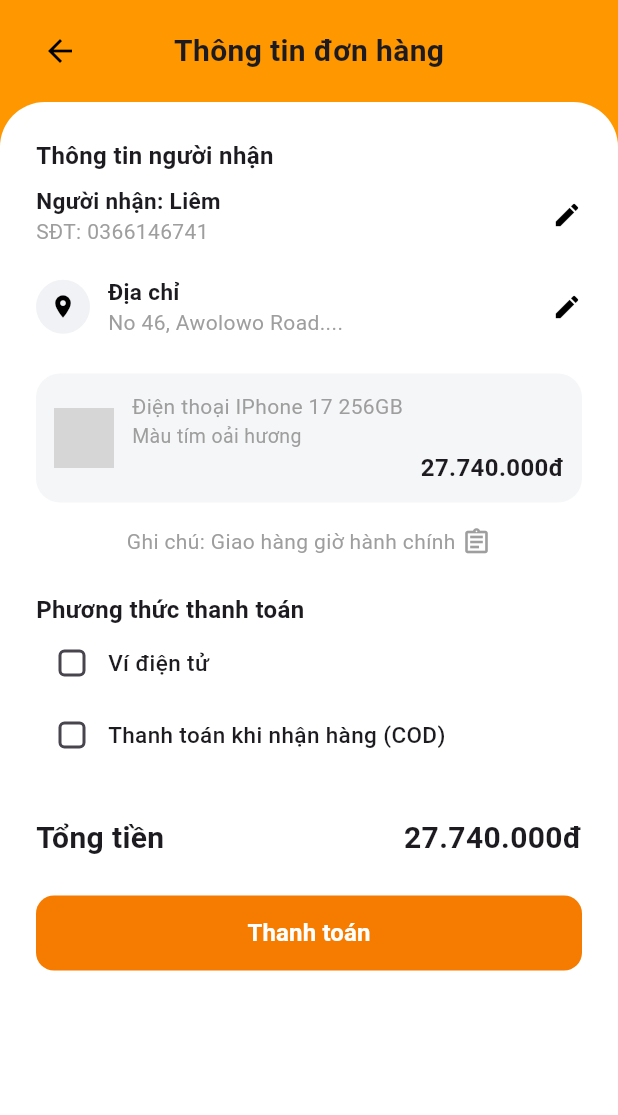
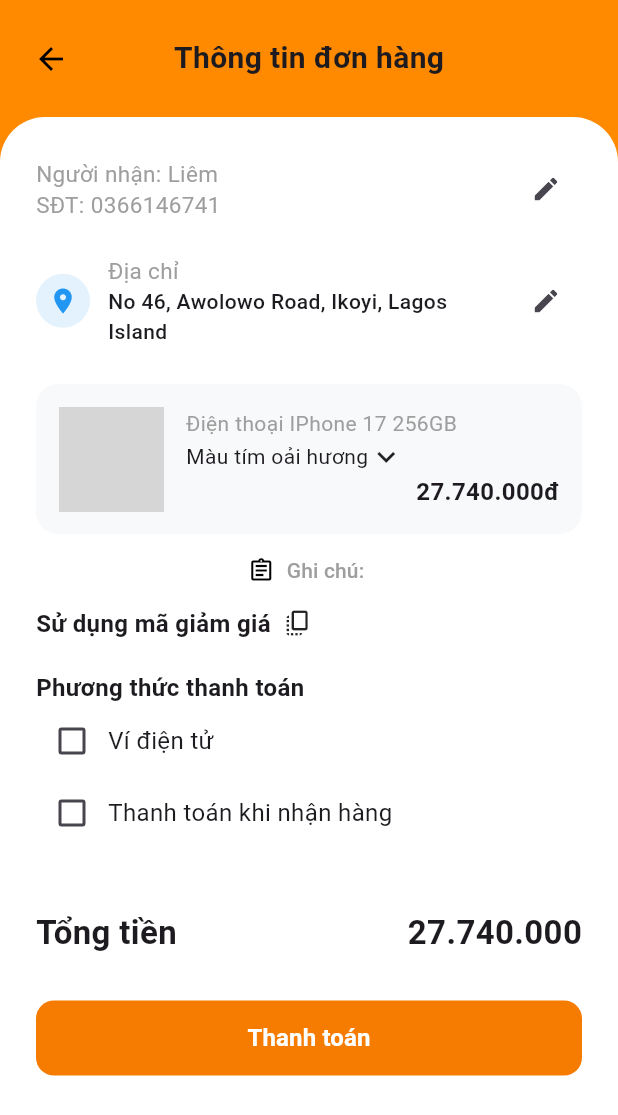
Before and after one commit to 0306231304-cmyk/CHBDT, a Flutter app: the screen it shows after launch, on a phone screen of 412 x 824 dp. Shown: the top 1115 px of the screen. Run offline on Flutter 3.47's test engine with Material 3 defaults, Android fonts, the phone set to English and light mode, and no system bars; our stand-ins replace shared_preferences; grey boxes are pictures that could not be loaded.

Commit message:
code chức nang thanh toán ok

```diff
--- a/flutter_application_f4_mobile/lib/Model/order_model.dart
+++ b/flutter_application_f4_mobile/lib/Model/order_model.dart
@@ -3,7 +3,7 @@ class OrderItem {
   final String name;
   final String? variant;
   final int price;
-  int quantity; // Cho phép sửa để tăng giảm số lượng
+  int quantity;
   final String image;
 
   int get totalPrice => price * quantity;
@@ -19,12 +19,10 @@ class OrderItem {
 }
 
 class OrderModel {
-  // BỎ 'final' ở 4 dòng này để có thể cập nhật dữ liệu khi bấm nút Sửa
   String receiverName;
   String phoneNumber;
   String address;
   String? note;
-
   final List<OrderItem> items;
   bool isTransferData;
   bool isExportInvoice;
--- a/flutter_application_f4_mobile/lib/View/checkout_screen.dart
+++ b/flutter_application_f4_mobile/lib/View/checkout_screen.dart
@@ -12,10 +12,15 @@ class CheckoutScreen extends StatefulWidget {
 }
 
 class _CheckoutScreenState extends State<CheckoutScreen> {
-  // Khởi tạo OrderModel (Đảm bảo file order_model.dart đã bỏ 'final' cho các trường này)
   late OrderModel myOrder;
   bool _isEWallet = false;
   bool _isCOD = false;
+
+  // Logic Mã giảm giá
+  String _appliedCode = "";
+  int _discount = 0;
+  final int _promoLimit = 10;
+  int _promoUsed = 8; // Giả định đã dùng 8/10 suất
 
   @override
   void initState() {
@@ -23,7 +28,8 @@ class _CheckoutScreenState extends State<CheckoutScreen> {
     myOrder = OrderModel(
       receiverName: "Liêm",
       phoneNumber: "0366146741",
-      address: "No 46, Awolowo Road....",
+      address: "No 46, Awolowo Road, Ikoyi, Lagos Island",
+      note: "",
       items: [
         OrderItem(
           id: "ip17",
@@ -35,48 +41,27 @@ class _CheckoutScreenState extends State<CheckoutScreen> {
         ),
       ],
       totalAmount: 27740000,
-      note: "Giao hàng giờ hành chính",
     );
   }
 
-  // --- HÀM ĐỊNH DẠNG GIÁ TIỀN ---
-  String _formatPrice(int price) {
-    return "${price.toString().replaceAllMapped(RegExp(r'(\d{1,3})(?=(\d{3})+(?!\d))'), (Match m) => '${m[1]}.')}đ";
-  }
+  String _formatPrice(int price) =>
+      "${price.toString().replaceAllMapped(RegExp(r'(\d{1,3})(?=(\d{3})+(?!\d))'), (Match m) => '${m[1]}.')}đ";
 
-  // --- HÀM HIỂN THỊ BẢNG NHẬP LIỆU (BOTTOM SHEET) ---
-  void _showEditSheet({
-    required String title,
-    required List<TextEditingController> controllers,
-    required List<String> labels,
-    required VoidCallback onSave,
-  }) {
+  // --- HÀM SỬA THÔNG TIN ---
+  void _showEditSheet({required String title, required List<Widget> fields, required VoidCallback onSave}) {
     showModalBottomSheet(
       context: context,
       isScrollControlled: true,
       shape: const RoundedRectangleBorder(borderRadius: BorderRadius.vertical(top: Radius.circular(20))),
       builder: (context) => Padding(
-        padding: EdgeInsets.only(
-          bottom: MediaQuery.of(context).viewInsets.bottom,
-          left: 20, right: 20, top: 20,
-        ),
+        padding: EdgeInsets.only(bottom: MediaQuery.of(context).viewInsets.bottom, left: 20, right: 20, top: 20),
         child: Column(
           mainAxisSize: MainAxisSize.min,
           children: [
             Text(title, style: const TextStyle(fontWeight: FontWeight.bold, fontSize: 18)),
-            const SizedBox(height: 10),
-            ...List.generate(controllers.length, (index) => TextField(
-              controller: controllers[index],
-              decoration: InputDecoration(labelText: labels[index]),
-            )),
+            ...fields,
             const SizedBox(height: 20),
-            CustomButton(
-              text: "Lưu",
-              onPressed: () {
-                onSave();
-                Navigator.pop(context);
-              },
-            ),
+            CustomButton(text: "Xác nhận", onPressed: () { onSave(); Navigator.pop(context); }),
             const SizedBox(height: 20),
           ],
         ),
@@ -84,21 +69,47 @@ class _CheckoutScreenState extends State<CheckoutScreen> {
     );
   }
 
+  // --- LOGIC MÃ GIẢM GIÁ ---
+  void _checkPromoCode(String code) {
+    DateTime now = DateTime.now(); // Hiện tại là 06/01/2026
+    if (code.trim().toUpperCase() == "GIAM500K") {
+      if (now.year != 2026) {
+        _showNotify("Mã chỉ hiệu lực trong năm 2026");
+      } else if (_promoUsed >= _promoLimit) {
+        _showNotify("Mã đã hết lượt dùng (Giới hạn 10 người)");
+      } else {
+        setState(() { _appliedCode = "GIAM500K"; _discount = 500000; });
+        _showNotify("Áp dụng thành công! Giảm 500.000đ");
+      }
+    } else {
+      _showNotify("Mã không hợp lệ");
+    }
+  }
+
+  void _showNotify(String msg) => ScaffoldMessenger.of(context).showSnackBar(SnackBar(content: Text(msg)));
+
   @override
   Widget build(BuildContext context) {
-    // Biến kiểm tra điều kiện để bật/tắt nút thanh toán
-    bool canPay = _isEWallet || _isCOD;
+    int finalPrice = myOrder.totalAmount - _discount;
 
     return Scaffold(
-      backgroundColor: AppColors.backgroundOrange,
+      backgroundColor: const Color(0xFFFF8A00),
       body: SafeArea(
-        bottom: false,
         child: Column(
           children: [
-            _buildHeader(context),
+            // Header
+            Padding(
+              padding: const EdgeInsets.symmetric(horizontal: 10, vertical: 15),
+              child: Row(
+                children: [
+                  IconButton(icon: const Icon(Icons.arrow_back, color: Colors.black), onPressed: () => Navigator.pop(context)),
+                  const Expanded(child: Center(child: Text("Thông tin đơn hàng", style: TextStyle(fontSize: 20, fontWeight: FontWeight.bold)))),
+                  const SizedBox(width: 48),
+                ],
+              ),
+            ),
             Expanded(
               child: Container(
-                width: double.infinity,
                 decoration: const BoxDecoration(
                   color: Colors.white,
                   borderRadius: BorderRadius.only(topLeft: Radius.circular(30), topRight: Radius.circular(30)),
@@ -108,109 +119,54 @@ class _CheckoutScreenState extends State<CheckoutScreen> {
                   child: Column(
                     crossAxisAlignment: CrossAxisAlignment.start,
                     children: [
-                      // 1. Thông tin người nhận
-                      _buildSectionTitle("Thông tin người nhận"),
-                      _buildInfoTile(
-                        title: "Người nhận: ${myOrder.receiverName}",
-                        subtitle: "SĐT: ${myOrder.phoneNumber}",
-                        onEdit: () {
-                          TextEditingController nameCtrl = TextEditingController(text: myOrder.receiverName);
-                          TextEditingController phoneCtrl = TextEditingController(text: myOrder.phoneNumber);
-                          _showEditSheet(
-                            title: "Sửa thông tin",
-                            controllers: [nameCtrl, phoneCtrl],
-                            labels: ["Tên người nhận", "Số điện thoại"],
-                            onSave: () => setState(() {
-                              myOrder.receiverName = nameCtrl.text;
-                              myOrder.phoneNumber = phoneCtrl.text;
-                            }),
-                          );
-                        },
+                      // Người nhận
+                      _buildInfoRow(
+                        "Người nhận: ${myOrder.receiverName}\nSĐT: ${myOrder.phoneNumber}",
+                        null, Icons.edit, () {
+                          TextEditingController n = TextEditingController(text: myOrder.receiverName);
+                          TextEditingController p = TextEditingController(text: myOrder.phoneNumber);
+                          _showEditSheet(title: "Sửa người nhận", fields: [
+                            TextField(controller: n, decoration: const InputDecoration(labelText: "Tên")),
+                            TextField(controller: p, decoration: const InputDecoration(labelText: "SĐT"), keyboardType: TextInputType.phone),
+                          ], onSave: () => setState(() { myOrder.receiverName = n.text; myOrder.phoneNumber = p.text; }));
+                        }
                       ),
                       const SizedBox(height: 20),
-
-                      // 2. Địa chỉ
-                      _buildInfoTile(
-                        title: "Địa chỉ",
-                        subtitle: myOrder.address,
-                        icon: Icons.location_on,
-                        onEdit: () {
-                          TextEditingController addrCtrl = TextEditingController(text: myOrder.address);
-                          _showEditSheet(
-                            title: "Sửa địa chỉ",
-                            controllers: [addrCtrl],
-                            labels: ["Địa chỉ mới"],
-                            onSave: () => setState(() => myOrder.address = addrCtrl.text),
-                          );
+                      // Địa chỉ
+                      _buildInfoRow(
+                        "Địa chỉ", myOrder.address, Icons.edit, () {
+                          TextEditingController a = TextEditingController(text: myOrder.address);
+                          _showEditSheet(title: "Sửa địa chỉ", fields: [
+                            TextField(controller: a, decoration: const InputDecoration(labelText: "Địa chỉ mới"), maxLines: 2),
+                          ], onSave: () => setState(() => myOrder.address = a.text));
                         },
+                        leadingIcon: Icons.location_on
                       ),
-                      const SizedBox(height: 24),
-
-                      // 3. Sản phẩm
-                      _buildProductItem(myOrder.items[0]),
-                      const SizedBox(height: 16),
-
-                      // Ghi chú
-                      InkWell(
-                        onTap: () {
-                          TextEditingController noteCtrl = TextEditingController(text: myOrder.note);
-                          _showEditSheet(
-                            title: "Ghi chú đơn hàng",
-                            controllers: [noteCtrl],
-                            labels: ["Nhập ghi chú"],
-                            onSave: () => setState(() => myOrder.note = noteCtrl.text),
-                          );
-                        },
-                        child: Row(
-                          mainAxisAlignment: MainAxisAlignment.center,
-                          children: [
-                            Text("Ghi chú: ${myOrder.note ?? ""}", style: const TextStyle(color: Colors.grey)),
-                            const SizedBox(width: 4),
-                            const Icon(Icons.assignment_outlined, size: 20, color: Colors.grey),
-                          ],
-                        ),
-                      ),
-                      const SizedBox(height: 24),
-
-                      // 4. Phương thức thanh toán
+                      const SizedBox(height: 25),
+                      // Sản phẩm
+                      _buildProductCard(),
+                      // Ghi chú (Đã sửa để hoạt động)
+                      _buildNoteSection(),
+                      // Mã giảm giá
+                      _buildPromoSection(),
+                      const SizedBox(height: 20),
                       const Text("Phương thức thanh toán", style: TextStyle(fontWeight: FontWeight.bold, fontSize: 16)),
-                      _buildCheckboxTile("Ví điện tử", _isEWallet, (val) {
-                        setState(() {
-                          _isEWallet = val!;
-                          if (_isEWallet) _isCOD = false;
-                        });
-                      }),
-                      _buildCheckboxTile("Thanh toán khi nhận hàng (COD)", _isCOD, (val) {
-                        setState(() {
-                          _isCOD = val!;
-                          if (_isCOD) _isEWallet = false;
-                        });
-                      }),
-                      const SizedBox(height: 30),
-
-                      // 5. Tổng tiền
+                      _buildPayCheck("Ví điện tử", _isEWallet, (v) => setState(() { _isEWallet = v!; if(v) _isCOD = false; })),
+                      _buildPayCheck("Thanh toán khi nhận hàng", _isCOD, (v) => setState(() { _isCOD = v!; if(v) _isEWallet = false; })),
+                      const SizedBox(height: 40),
+                      // Tổng tiền
                       Row(
                         mainAxisAlignment: MainAxisAlignment.spaceBetween,
                         children: [
-                          const Text("Tổng tiền", style: TextStyle(fontSize: 20, fontWeight: FontWeight.bold)),
-                          Text(_formatPrice(myOrder.totalAmount), style: const TextStyle(fontSize: 20, fontWeight: FontWeight.bold)),
+                          const Text("Tổng tiền", style: TextStyle(fontSize: 22, fontWeight: FontWeight.bold)),
+                          Text(_formatPrice(finalPrice).replaceAll('đ', ''), style: const TextStyle(fontSize: 22, fontWeight: FontWeight.bold)),
                         ],
                       ),
-                      const SizedBox(height: 24),
-
-                      // 6. Nút Thanh toán (Đã sửa lỗi Argument Type)
-                      CustomButton(
-                        text: "Thanh toán",
-                        onPressed: () {
-                          if (canPay) {
-                            Navigator.push(context, MaterialPageRoute(builder: (context) => const ThanhToanOkScreen()));
-                          } else {
-                            ScaffoldMessenger.of(context).showSnackBar(
-                              const SnackBar(content: Text("Vui lòng chọn phương thức thanh toán!")),
-                            );
-                          }
-                        },
-                      ),
+                      const SizedBox(height: 30),
+                      CustomButton(text: "Thanh toán", onPressed: () {
+                        if (_isEWallet || _isCOD) Navigator.push(context, MaterialPageRoute(builder: (context) => const ThanhToanOkScreen()));
+                        else _showNotify("Vui lòng chọn phương thức thanh toán!");
+                      }),
                     ],
                   ),
                 ),
@@ -222,87 +178,75 @@ class _CheckoutScreenState extends State<CheckoutScreen> {
     );
   }
 
-  // --- WIDGETS PHỤ ---
+  Widget _buildInfoRow(String title, String? sub, IconData icon, VoidCallback onTap, {IconData? leadingIcon}) {
+    return Row(
+      children: [
+        if (leadingIcon != null) ...[
+          CircleAvatar(radius: 18, backgroundColor: const Color(0xFFE3F2FD), child: Icon(leadingIcon, color: const Color(0xFF2196F3), size: 20)),
+          const SizedBox(width: 12),
+        ],
+        Expanded(child: Column(crossAxisAlignment: CrossAxisAlignment.start, children: [
+          Text(title, style: const TextStyle(color: Colors.grey, fontSize: 15)),
+          if (sub != null) Text(sub, style: const TextStyle(fontWeight: FontWeight.w500)),
+        ])),
+        IconButton(icon: Icon(icon, size: 20), onPressed: onTap),
+      ],
+    );
+  }
 
-  Widget _buildHeader(BuildContext context) {
-    return Padding(
-      padding: const EdgeInsets.symmetric(horizontal: 16, vertical: 10),
-      child: Stack(
-        alignment: Alignment.center,
-        children: [
-          Align(
-            alignment: Alignment.centerLeft,
-            child: IconButton(icon: const Icon(Icons.arrow_back, color: Colors.black), onPressed: () => Navigator.pop(context)),
-          ),
-          const Text("Thông tin đơn hàng", style: TextStyle(fontSize: 20, fontWeight: FontWeight.bold)),
-        ],
+  Widget _buildProductCard() {
+    var item = myOrder.items[0];
+    return Container(
+      padding: const EdgeInsets.all(15),
+      decoration: BoxDecoration(color: const Color(0xFFF8F9FA), borderRadius: BorderRadius.circular(15)),
+      child: Row(children: [
+        Image.asset(item.image, width: 70, height: 70),
+        const SizedBox(width: 15),
+        Expanded(child: Column(crossAxisAlignment: CrossAxisAlignment.start, children: [
+          Text(item.name, style: const TextStyle(color: Colors.grey, fontSize: 14)),
+          Row(children: [Text(item.variant ?? ""), const Icon(Icons.keyboard_arrow_down)]),
+          Align(alignment: Alignment.bottomRight, child: Text(_formatPrice(item.price), style: const TextStyle(fontWeight: FontWeight.bold, fontSize: 16))),
+        ])),
+      ]),
+    );
+  }
+
+  Widget _buildNoteSection() {
+    return Center(
+      child: TextButton.icon(
+        onPressed: () {
+          TextEditingController n = TextEditingController(text: myOrder.note);
+          _showEditSheet(title: "Ghi chú đơn hàng", fields: [
+            TextField(controller: n, decoration: const InputDecoration(hintText: "Nhập lưu ý..."), maxLines: 2),
+          ], onSave: () => setState(() => myOrder.note = n.text));
+        },
+        icon: const Icon(Icons.assignment_outlined, color: Colors.black),
+        label: Text(myOrder.note!.isEmpty ? "Ghi chú:" : "Ghi chú: ${myOrder.note}", style: const TextStyle(color: Colors.grey)),
       ),
     );
   }
 
-  Widget _buildSectionTitle(String title) {
-    return Padding(padding: const EdgeInsets.only(bottom: 8), child: Text(title, style: const TextStyle(fontWeight: FontWeight.bold, fontSize: 16)));
-  }
-
-  Widget _buildInfoTile({required String title, required String subtitle, IconData? icon, required VoidCallback onEdit}) {
+  Widget _buildPromoSection() {
     return InkWell(
-      onTap: onEdit,
-      child: Row(
-        children: [
-          if (icon != null) ...[
-            CircleAvatar(radius: 18, backgroundColor: const Color(0xFFF0F2F5), child: Icon(icon, color: Colors.black, size: 18)),
-            const SizedBox(width: 12),
-          ],
-          Expanded(
-            child: Column(
-              crossAxisAlignment: CrossAxisAlignment.start,
-              children: [
-                Text(title, style: const TextStyle(fontWeight: FontWeight.bold, fontSize: 15)),
-                Text(subtitle, style: const TextStyle(color: Colors.grey, fontSize: 14)),
-              ],
-            ),
-          ),
-          const Icon(Icons.edit, size: 20, color: Colors.black),
-        ],
-      ),
+      onTap: () {
+        TextEditingController c = TextEditingController();
+        showDialog(context: context, builder: (context) => AlertDialog(
+          title: const Text("Nhập mã GIAM500K"),
+          content: TextField(controller: c, decoration: const InputDecoration(hintText: "Mã giảm giá")),
+          actions: [TextButton(onPressed: () => Navigator.pop(context), child: const Text("Hủy")), TextButton(onPressed: () { _checkPromoCode(c.text); Navigator.pop(context); }, child: const Text("Áp dụng"))],
+        ));
+      },
+      child: Row(children: [
+        const Text("Sử dụng mã giảm giá", style: TextStyle(fontWeight: FontWeight.bold, fontSize: 16)),
+        const SizedBox(width: 8),
+        const Icon(Icons.copy_all, size: 20),
+        const Spacer(),
+        if (_appliedCode.isNotEmpty) Text(_appliedCode, style: const TextStyle(color: Colors.orange, fontWeight: FontWeight.bold)),
+      ]),
     );
   }
 
-  Widget _buildProductItem(OrderItem item) {
-    return Container(
-      padding: const EdgeInsets.all(12),
-      decoration: BoxDecoration(color: const Color(0xFFF5F6F8), borderRadius: BorderRadius.circular(16)),
-      child: Row(
-        children: [
-          ClipRRect(
-            borderRadius: BorderRadius.circular(8),
-            child: Image.asset(item.image, width: 70, height: 70, fit: BoxFit.cover, errorBuilder: (c, e, s) => const Icon(Icons.phone_iphone, size: 40)),
-          ),
-          const SizedBox(width: 12),
-          Expanded(
-            child: Column(
-              crossAxisAlignment: CrossAxisAlignment.start,
-              children: [
-                Text(item.name, style: const TextStyle(color: Colors.grey, fontSize: 14)),
-                if (item.variant != null) Text(item.variant!, style: const TextStyle(color: Colors.grey, fontSize: 13)),
-                Align(alignment: Alignment.centerRight, child: Text(_formatPrice(item.price), style: const TextStyle(fontWeight: FontWeight.bold, fontSize: 16))),
-              ],
-            ),
-          ),
-        ],
-      ),
-    );
-  }
-
-  Widget _buildCheckboxTile(String title, bool value, Function(bool?) onChanged) {
-    return InkWell(
-      onTap: () => onChanged(!value),
-      child: Row(
-        children: [
-          Checkbox(value: value, onChanged: onChanged, activeColor: Colors.orange, shape: RoundedRectangleBorder(borderRadius: BorderRadius.circular(4))),
-          Text(title, style: const TextStyle(fontSize: 15, fontWeight: FontWeight.w500)),
-        ],
-      ),
-    );
+  Widget _buildPayCheck(String t, bool v, Function(bool?) on) {
+    return Row(children: [Checkbox(value: v, onChanged: on, activeColor: Colors.orange), Text(t, style: const TextStyle(fontSize: 16))]);
   }
 }
```
